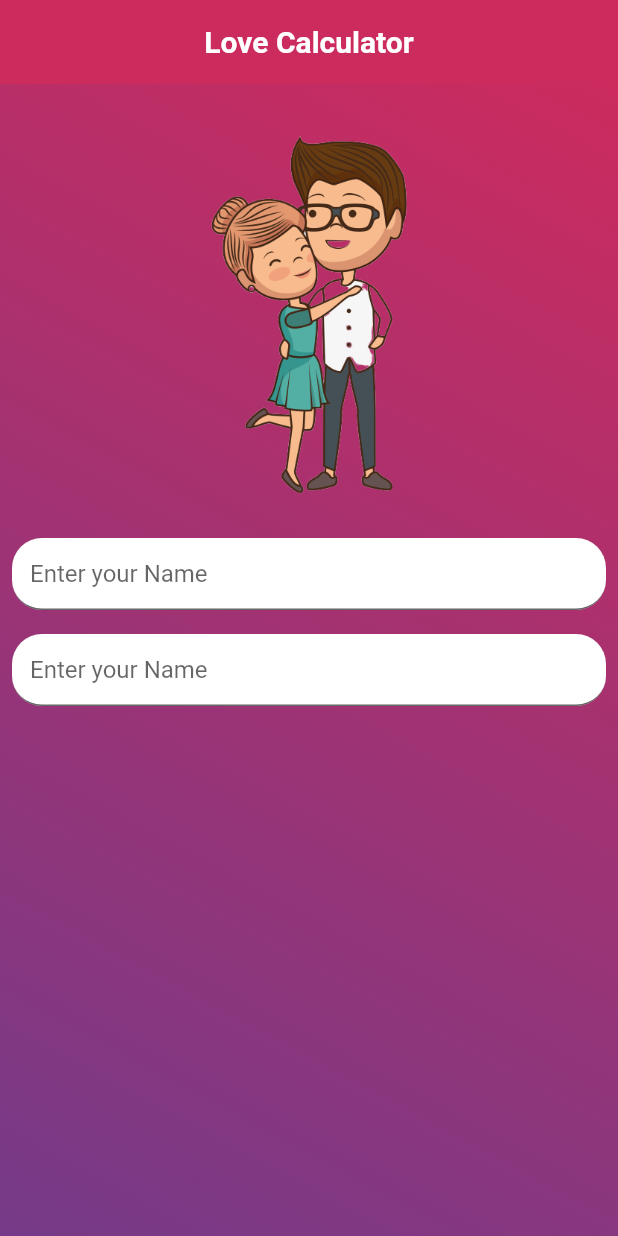
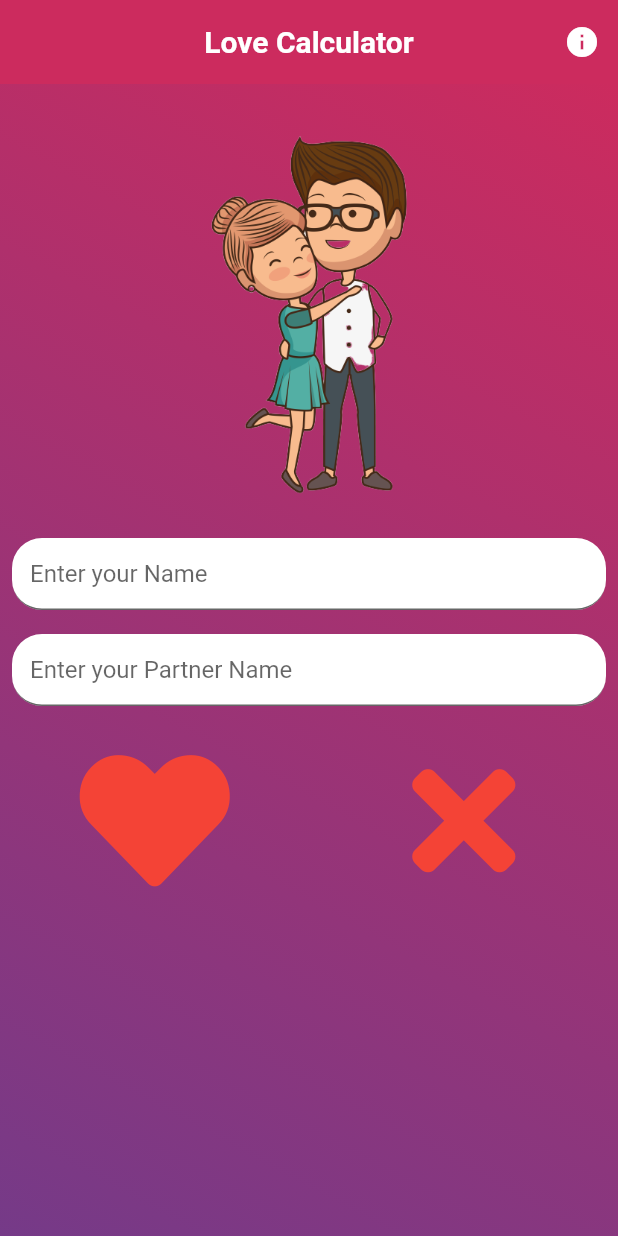
Before and after one commit to imyashadulkar/flutter_love_calculator, a Flutter app: the screen it shows after launch, on a phone screen of 412 x 824 dp. Run offline on Flutter 3.47's test engine with Material 2 defaults, Android fonts, the phone set to English and light mode, and no system bars; our stand-ins replace font_awesome_flutter.

Commit message:
Non Responsive Application Created

```diff
--- a/lib/homescreen.dart
+++ b/lib/homescreen.dart
@@ -1,9 +1,40 @@
+import 'package:flutter/cupertino.dart';
 import 'package:flutter/material.dart';
 import 'package:flutter/services.dart';
+import 'package:flutter_love_calculator/aboutpage.dart';
+import 'package:flutter_love_calculator/lovecalculator.dart';
+import 'package:flutter_love_calculator/resultpage.dart';
+import 'package:flutter_love_calculator/utitlities.dart';
+import 'package:font_awesome_flutter/font_awesome_flutter.dart';
 
+class HomeScreen extends StatefulWidget {
+  static final String tag = '/HomeScreen';
 
-class HomeScreen extends StatelessWidget {
-  static final String tag = '/HomeScreen';
+  @override
+  _HomeScreenState createState() =>
+      _HomeScreenState(
+      );
+}
+
+class _HomeScreenState extends State<HomeScreen> {
+  TextEditingController _myName = new TextEditingController(
+  );
+  TextEditingController _partnerName = new TextEditingController(
+  );
+  String myName, partnerName;
+  String percentage;
+
+  void _clear() {
+    setState(
+            () {
+          percentage = '';
+          _myName.clear(
+          );
+          _partnerName.clear(
+          );
+        }
+            );
+  }
 
   @override
   Widget build(BuildContext context) {
@@ -38,9 +69,25 @@ class HomeScreen extends StatelessWidget {
             fontWeight: FontWeight.bold,
             ),
           ),
+        actionsIconTheme: IconThemeData(
+            opacity: 2.0
+            ),
+        actions: <Widget>[
+          IconButton(
+            icon: Icon(
+                Icons.info
+                ),
+            onPressed: () {
+              Navigator.of(
+                  context
+                  ).pushNamed(
+                  AboutPage.tag
+                  );
+            },
+            ),
+        ],
         ),
       primary: true,
-
       body: Stack(
         fit: StackFit.expand,
         children: <Widget>[
@@ -65,7 +112,7 @@ class HomeScreen extends StatelessWidget {
                       Padding(
                         padding: const EdgeInsets.only(top: 20.0),
                         child: AspectRatio(
-                          aspectRatio: 3/2,
+                          aspectRatio: 3 / 2,
                           child: Image.asset(
                             'images/love1.png',
                             height: 400,
@@ -73,38 +120,66 @@ class HomeScreen extends StatelessWidget {
                             ),
                           ),
                         ),
-                      Padding(
-                        padding: const EdgeInsets.all(8.0),
-                        child: TextField(
-                          keyboardType: TextInputType.text,
-                          inputFormatters: [
-                            WhitelistingTextInputFormatter(RegExp("[a-z A-Z]")),
-                          ],
-                          decoration: InputDecoration(
-                            hintText: 'Enter your Name',
-                            filled: true,
-                            fillColor: Colors.white,
-                            border: UnderlineInputBorder(
-                              borderRadius: BorderRadius.circular(20.0),
+                      getName(
+                          hint: 'Enter your Name', name: _myName
                           ),
-                          ),
-                        ),
+                      getName(
+                          hint: 'Enter your Partner Name', name: _partnerName
                           ),
                       Padding(
-                        padding: const EdgeInsets.all(8.0),
-                        child: TextField(
-                          keyboardType: TextInputType.text,
-                          inputFormatters: [
-                            WhitelistingTextInputFormatter(RegExp("[a-z A-Z]")),
+                        padding: const EdgeInsets.only(
+                            top: 10.0
+                            ),
+                        child: Row(
+                          mainAxisAlignment: MainAxisAlignment.spaceAround,
+                          children: <Widget>[
+                            Button(
+                              'Heart',
+                              FontAwesomeIcons.solidHeart,
+                              Colors.red,
+                                  () {
+                                myName = _myName.text.toString(
+                                ).toLowerCase(
+                                );
+                                partnerName =
+                                    _partnerName.text.toString(
+                                    ).toLowerCase(
+                                    );
+                                if (myName.length == 0 || partnerName == 0) {
+                                  print(
+                                      'Enter the Names'
+                                      );
+                                  alert(
+                                  );
+                                } else {
+                                  loveCalculator calc = loveCalculator(
+                                  );
+                                  String calculation =
+                                  calc.countChars(
+                                      myName, partnerName
+                                      );
+                                  print(
+                                      'calculation: ' + calculation
+                                      );
+                                  Navigator.push(
+                                      context,
+                                      MaterialPageRoute(
+                                          builder: (context) =>
+                                              ResultPage(
+                                                  resultPercentage: calculation
+                                                  )
+                                          )
+                                      );
+                                }
+                              },
+                              ),
+                            Button(
+                              'Clear',
+                              FontAwesomeIcons.times,
+                              Colors.red,
+                              _clear,
+                              ),
                           ],
-                          decoration: InputDecoration(
-                            hintText: 'Enter your Name',
-                            filled: true,
-                            fillColor: Colors.white,
-                            border: UnderlineInputBorder(
-                              borderRadius: BorderRadius.circular(20.0),
-                            ),
-                          ),
                           ),
                         ),
                     ],
@@ -117,4 +192,44 @@ class HomeScreen extends StatelessWidget {
         ),
       );
   }
+
+  alert() {
+    return showDialog(
+      context: context,
+      child: AlertDialog(
+        title: Text(
+          'Enter the Names',
+          style: TextStyle(
+              color: Colors.black
+              ),
+          textAlign: TextAlign.center,
+          maxLines: 1,
+          textDirection: TextDirection.ltr,
+          ),
+        actions: <Widget>[
+          FlatButton.icon(
+            onPressed: () {
+              Navigator.pop(
+                  context
+                  );
+            },
+            icon: Icon(
+              FontAwesomeIcons.solidThumbsUp,
+              color: Colors.redAccent,
+              ),
+            label: Text(
+                ''
+                ),
+            autofocus: true,
+            ),
+        ],
+        elevation: 24.0,
+        shape: RoundedRectangleBorder(
+          borderRadius: BorderRadius.circular(
+              24.0
+              ),
+          ),
+        ),
+      );
   }
+}
--- a/lib/main.dart
+++ b/lib/main.dart
@@ -1,5 +1,6 @@
 import 'package:flutter/cupertino.dart';
 import 'package:flutter/material.dart';
+import 'package:flutter_love_calculator/aboutpage.dart';
 import 'package:flutter_love_calculator/homescreen.dart';
 import 'package:flutter_love_calculator/splashscreen.dart';
 
@@ -10,10 +11,13 @@ class MyApp extends StatelessWidget {
   Widget build(BuildContext context) {
     return MaterialApp(
       title: 'Love Calculator',
-      initialRoute: HomeScreen.tag,
+      initialRoute: SplashScreen.tag,
       routes: {
         SplashScreen.tag: (context) => SplashScreen(),
         HomeScreen.tag: (context) => HomeScreen(),
+        AboutPage.tag: (context) =>
+            AboutPage(
+            ),
       },
       //theme: ThemeData(de),
     );
--- /dev/null
+++ b/lib/utitlities.dart
@@ -0,0 +1,51 @@
+import 'package:flutter/material.dart';
+import 'package:flutter/services.dart';
+
+IconButton Button(
+  String buttonName,
+  IconData iconData,
+  Color buttonColor,
+  Function _function,
+) {
+  return IconButton(
+    icon: Icon(iconData),
+    iconSize: 100.0,
+    onPressed: _function,
+    tooltip: buttonName,
+    color: buttonColor,
+  );
+}
+
+class getName extends StatelessWidget {
+  const getName({
+    Key key,
+    @required this.hint,
+    @required TextEditingController name,
+  })  : _name = name,
+        super(key: key);
+
+  final String hint;
+  final TextEditingController _name;
+
+  @override
+  Widget build(BuildContext context) {
+    return Padding(
+      padding: const EdgeInsets.all(8.0),
+      child: TextField(
+        keyboardType: TextInputType.text,
+        inputFormatters: [
+          WhitelistingTextInputFormatter(RegExp("[a-z A-Z]")),
+        ],
+        decoration: InputDecoration(
+          hintText: hint,
+          filled: true,
+          fillColor: Colors.white,
+          border: UnderlineInputBorder(
+            borderRadius: BorderRadius.circular(20.0),
+          ),
+        ),
+        controller: _name,
+      ),
+    );
+  }
+}
--- a/pubspec.yaml
+++ b/pubspec.yaml
@@ -22,7 +22,9 @@ dependencies:
 
   # The following adds the Cupertino Icons font to your application.
   # Use with the CupertinoIcons class for iOS style icons.
-  cupertino_icons: ^0.1.3
+  cupertino_icons: 0.1.3
+  font_awesome_flutter: ^8.7.0
+  url_launcher: ^5.4.2
 
 
 dev_dependencies:
```
Also changed, not shown: lib/aboutpage.dart (added, +173 -0 lines), lib/lovecalculator.dart (added, +32 -0 lines), lib/resultpage.dart (added, +100 -0 lines), images/download (1).png (added), images/elaishane.jpg (added), images/logo.jpeg (added), pubspec.lock, 7 other files. Lines whose indentation alone changed are shown as unchanged.
